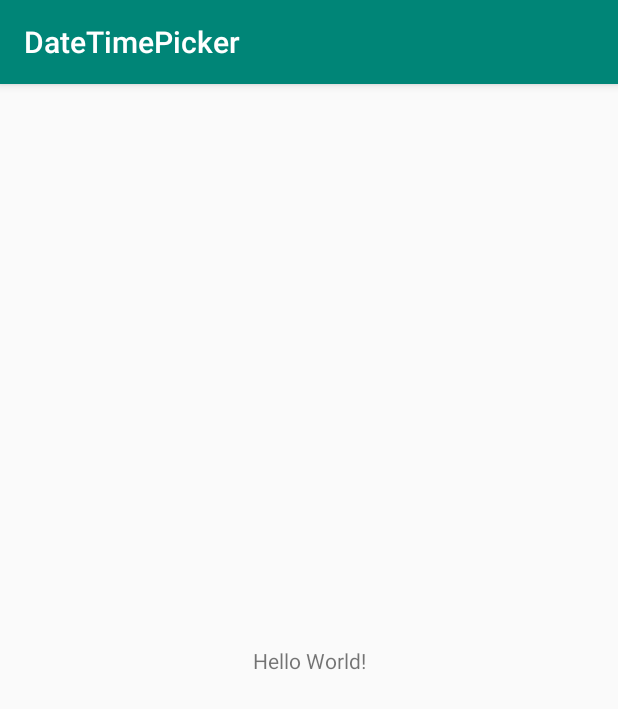
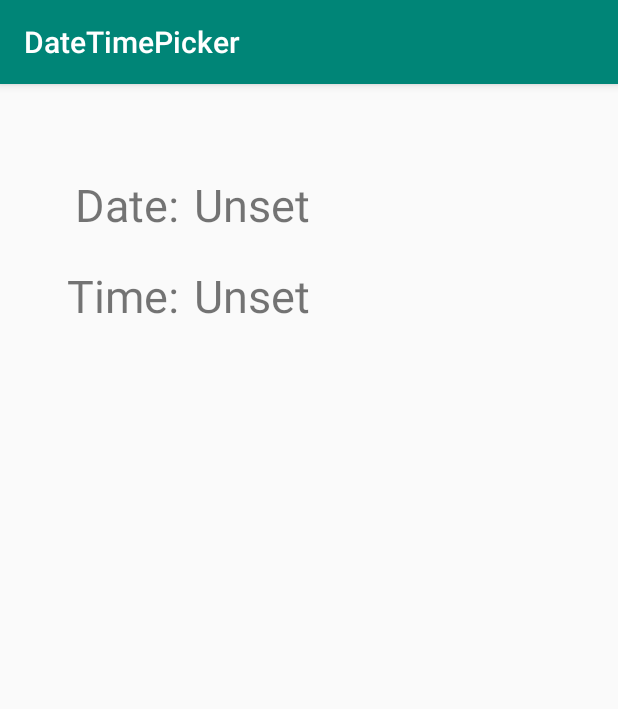
Before and after one commit to DerrickPikachu/DateTimePicker, an Android app: the screen it shows after launch (MainActivity), on a phone screen of 412 x 824 dp. Shown: the top 709 px of the screen. Run offline under Robolectric (Android 15) with nearby library versions, the phone set to English and light mode, and no system bars.

Commit message:
layout decorate

```diff
--- a/app/src/main/res/layout/activity_main.xml
+++ b/app/src/main/res/layout/activity_main.xml
@@ -7,12 +7,47 @@
     tools:context=".MainActivity">
 
     <TextView
+        android:id="@+id/date"
         android:layout_width="wrap_content"
         android:layout_height="wrap_content"
-        android:text="Hello World!"
-        app:layout_constraintBottom_toBottomOf="parent"
-        app:layout_constraintLeft_toLeftOf="parent"
-        app:layout_constraintRight_toRightOf="parent"
+        android:layout_marginStart="50dp"
+        android:layout_marginLeft="50dp"
+        android:layout_marginTop="60dp"
+        android:text="@string/date"
+        android:textSize="30sp"
+        app:layout_constraintStart_toStartOf="parent"
         app:layout_constraintTop_toTopOf="parent" />
 
+    <TextView
+        android:id="@+id/time"
+        android:layout_width="wrap_content"
+        android:layout_height="wrap_content"
+        android:layout_marginTop="20dp"
+        android:text="@string/time"
+        android:textSize="30sp"
+        app:layout_constraintEnd_toEndOf="@+id/date"
+        app:layout_constraintTop_toBottomOf="@+id/date" />
+
+    <TextView
+        android:id="@+id/setDate"
+        android:layout_width="wrap_content"
+        android:layout_height="wrap_content"
+        android:layout_marginStart="10dp"
+        android:layout_marginLeft="10dp"
+        android:text="@string/unSet"
+        android:textSize="30sp"
+        app:layout_constraintBaseline_toBaselineOf="@+id/date"
+        app:layout_constraintStart_toEndOf="@+id/date" />
+
+    <TextView
+        android:id="@+id/setTime"
+        android:layout_width="wrap_content"
+        android:layout_height="wrap_content"
+        android:layout_marginStart="10dp"
+        android:layout_marginLeft="10dp"
+        android:text="@string/unSet"
+        android:textSize="30sp"
+        app:layout_constraintBaseline_toBaselineOf="@+id/time"
+        app:layout_constraintStart_toEndOf="@+id/time" />
+
 </androidx.constraintlayout.widget.ConstraintLayout>
--- a/app/src/main/res/values/strings.xml
+++ b/app/src/main/res/values/strings.xml
@@ -1,3 +1,6 @@
 <resources>
     <string name="app_name">DateTimePicker</string>
+    <string name="date">Date:</string>
+    <string name="time">Time:</string>
+    <string name="unSet">Unset</string>
 </resources>
```
